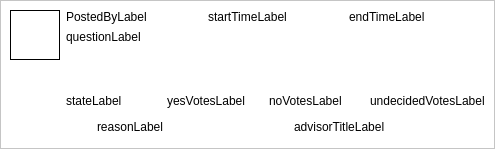
dmzdev/stance, file ui/VoteViewPost.ui: the form before one commit.
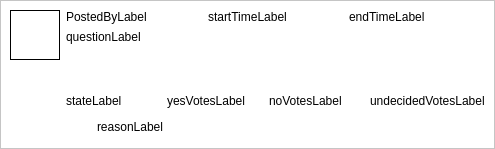
The form after the commit.

Commit message: - Modified the vote window UI.

The edit to the form file:
```diff
--- a/ui/VoteViewPost.ui
+++ b/ui/VoteViewPost.ui
@@ -270,12 +270,8 @@
           <property name="text">
            <string>reasonLabel</string>
           </property>
-         </widget>
-        </item>
-        <item>
-         <widget class="QLabel" name="advisorTitleLabel">
-          <property name="text">
-           <string>advisorTitleLabel</string>
+          <property name="wordWrap">
+           <bool>true</bool>
           </property>
          </widget>
         </item>
```
Left out of the diff: 6 changed lines with no effect on the pictures. The commit also changes 1 other file.
